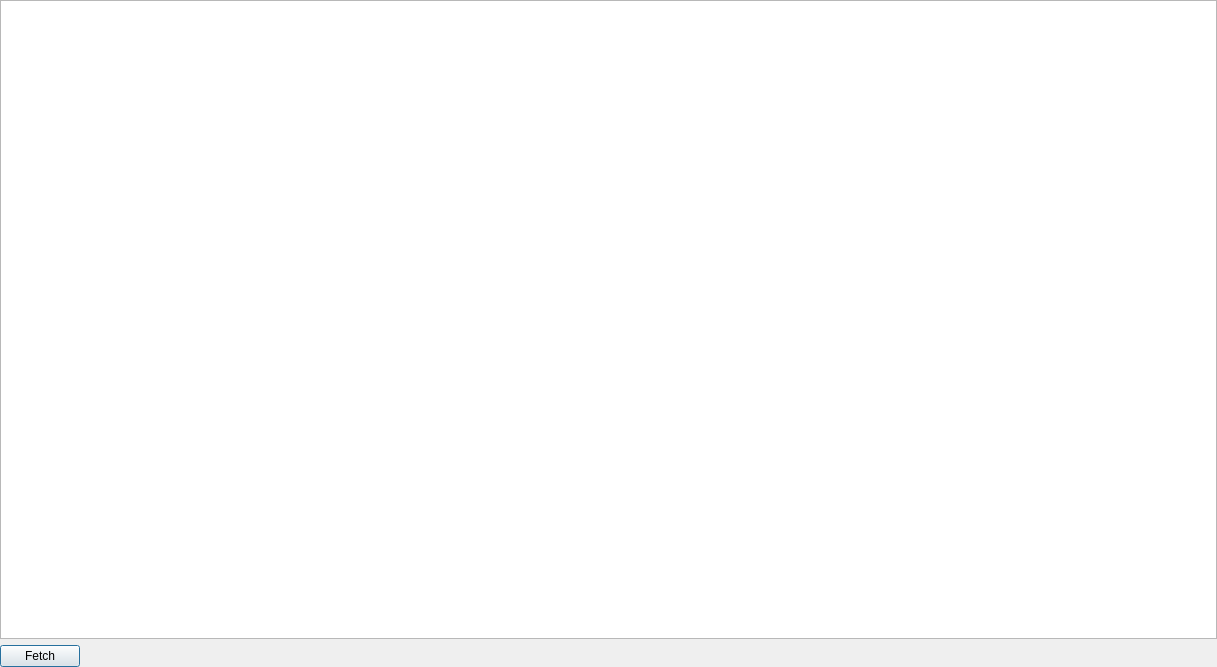
First picture: the form in audithub/auditdialog.ui, repository ytxerp/ytx-client, before the edit.
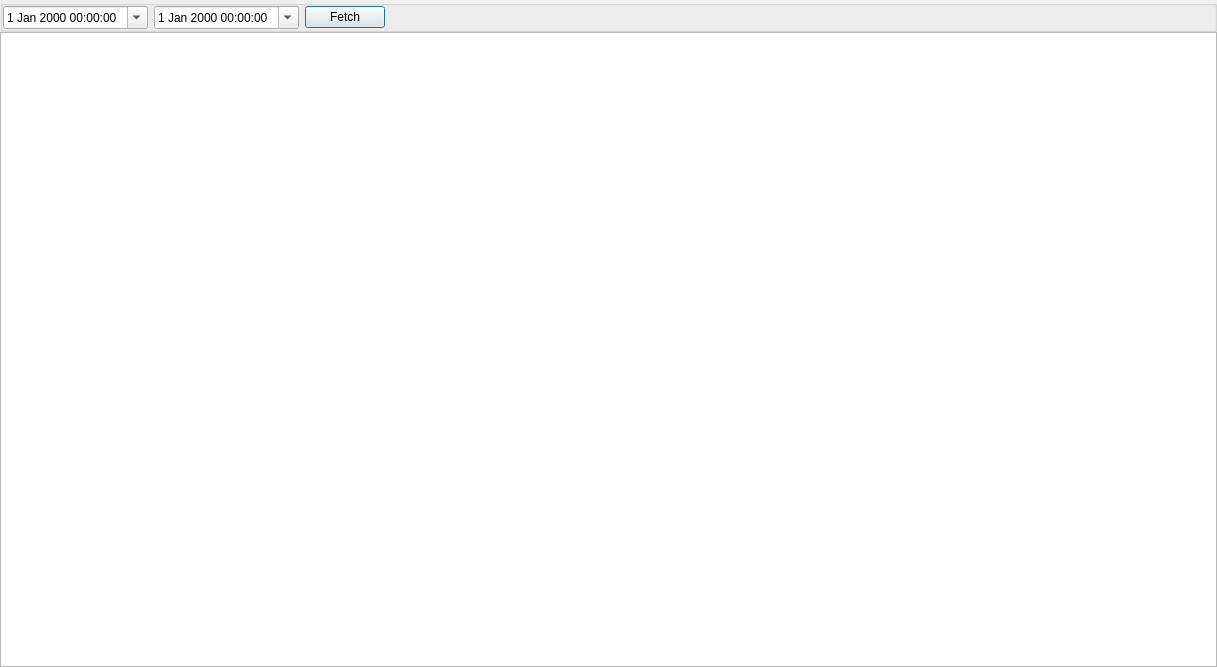
Second picture: the form after the edit. Custom widgets are drawn as their Qt base class.

What changed in the file:
```diff
--- a/audithub/auditdialog.ui
+++ b/audithub/auditdialog.ui
@@ -26,11 +26,45 @@
    <property name="bottomMargin">
     <number>0</number>
    </property>
-   <item row="0" column="0">
-    <widget class="QTableView" name="tableView"/>
-   </item>
+   <property name="verticalSpacing">
+    <number>0</number>
+   </property>
    <item row="1" column="0">
-    <layout class="QHBoxLayout" name="horizontalLayout">
+    <widget class="QTableView" name="tableView">
+     <property name="frameShadow">
+      <enum>QFrame::Shadow::Raised</enum>
+     </property>
+    </widget>
+   </item>
+   <item row="0" column="0">
+    <widget class="QGroupBox" name="groupBoxAudit">
+     <layout class="QHBoxLayout">
+      <property name="leftMargin">
+       <number>0</number>
+      </property>
+      <property name="topMargin">
+       <number>0</number>
+      </property>
+      <property name="rightMargin">
+       <number>0</number>
+      </property>
+      <property name="bottomMargin">
+       <number>0</number>
+      </property>
+      <item>
+       <widget class="DateTimeEdit" name="dateTimeEditStart">
+        <property name="calendarPopup">
+         <bool>true</bool>
+        </property>
+       </widget>
+      </item>
+      <item>
+       <widget class="DateTimeEdit" name="dateTimeEditEnd">
+        <property name="calendarPopup">
+         <bool>true</bool>
+        </property>
+       </widget>
+      </item>
      <item>
       <widget class="QPushButton" name="pBtnFetch">
        <property name="text">
@@ -52,9 +86,17 @@
       </spacer>
      </item>
     </layout>
+    </widget>
    </item>
   </layout>
  </widget>
+ <customwidgets>
+  <customwidget>
+   <class>DateTimeEdit</class>
+   <extends>QDateTimeEdit</extends>
+   <header location="global">widget/datetimeedit.h</header>
+  </customwidget>
+ </customwidgets>
  <resources/>
  <connections/>
 </ui>
```
Lines whose indentation alone changed are shown as unchanged.
